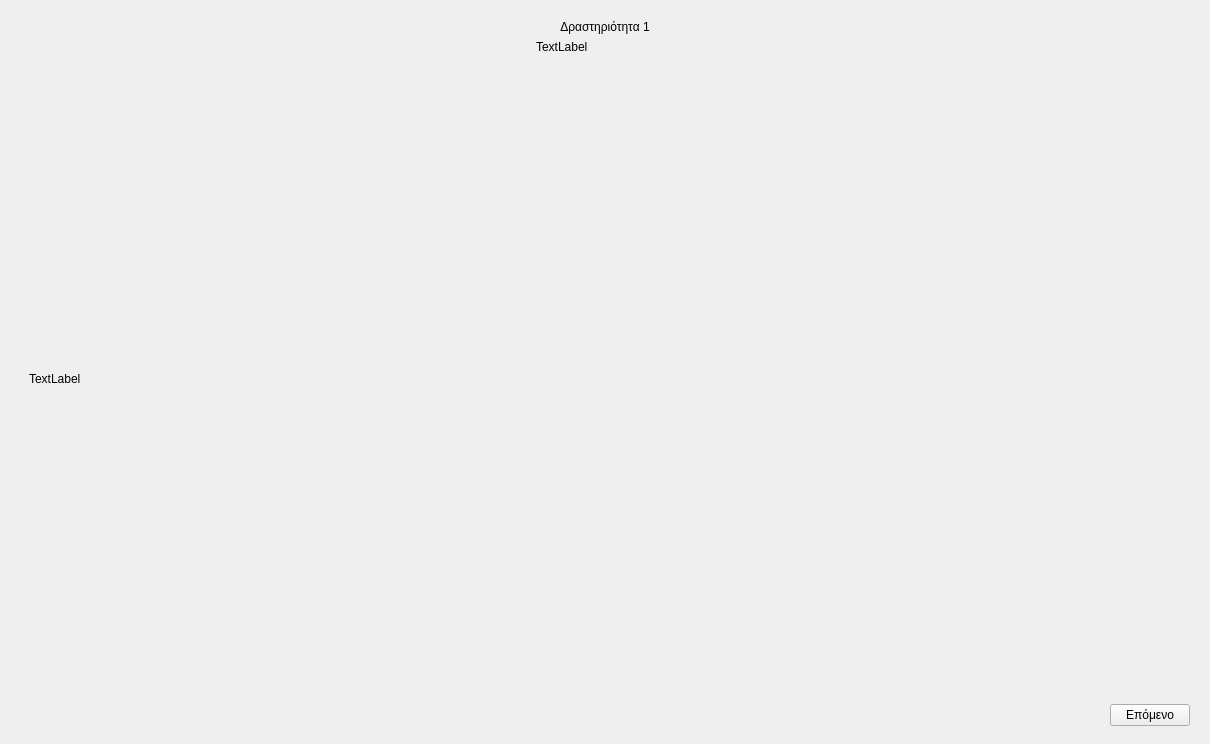
First picture: the form in user_interface/resources/page2.ui, repository smattha/robotHuman, before the edit.
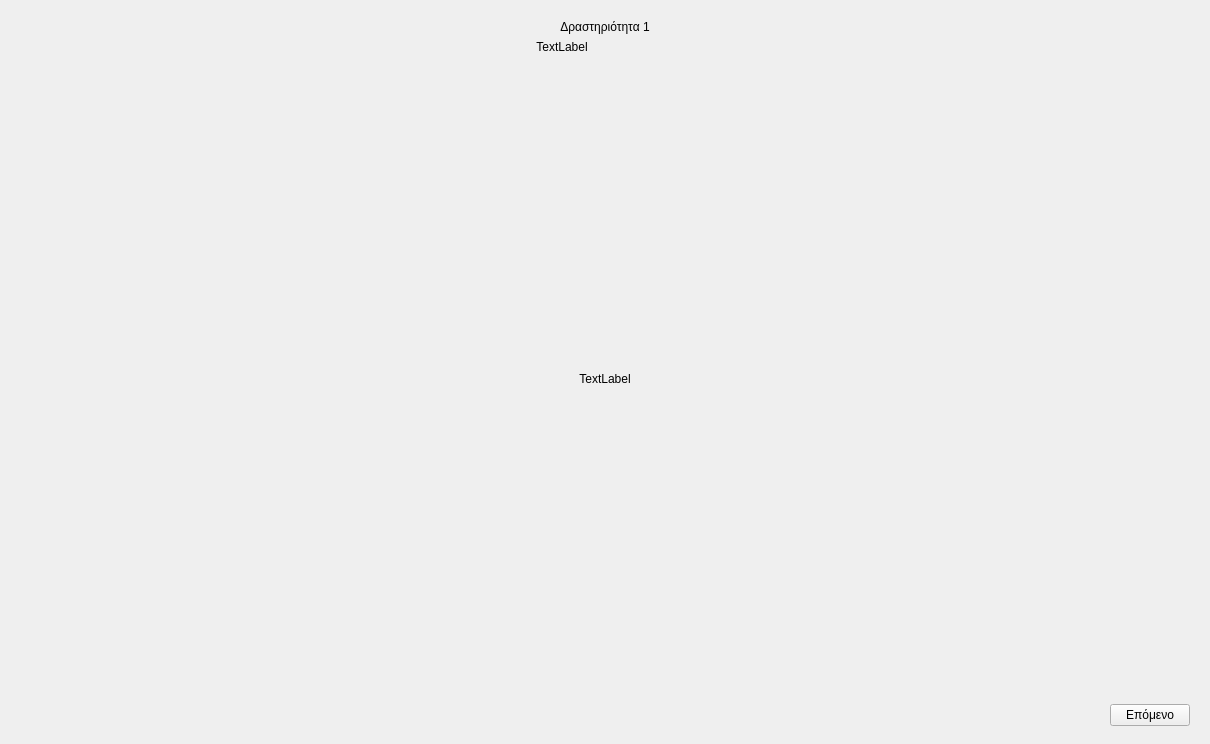
Second picture: the form after the edit.

```diff
--- a/user_interface/resources/page2.ui
+++ b/user_interface/resources/page2.ui
@@ -51,6 +51,9 @@
             <property name="text">
              <string>TextLabel</string>
             </property>
+            <property name="alignment">
+             <set>Qt::AlignCenter</set>
+            </property>
            </widget>
           </item>
           <item row="0" column="0" colspan="2">
@@ -78,7 +81,10 @@
                 <string>TextLabel</string>
                </property>
                <property name="scaledContents">
-                <bool>true</bool>
+                <bool>false</bool>
+               </property>
+               <property name="alignment">
+                <set>Qt::AlignCenter</set>
                </property>
               </widget>
              </item>
```
